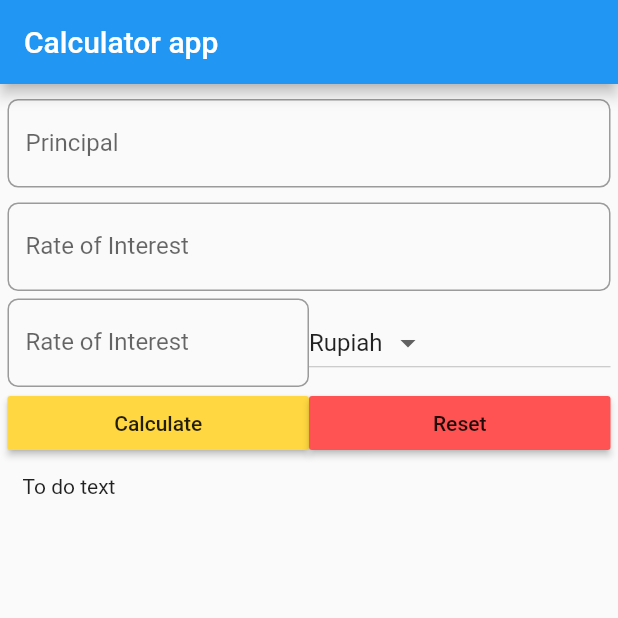
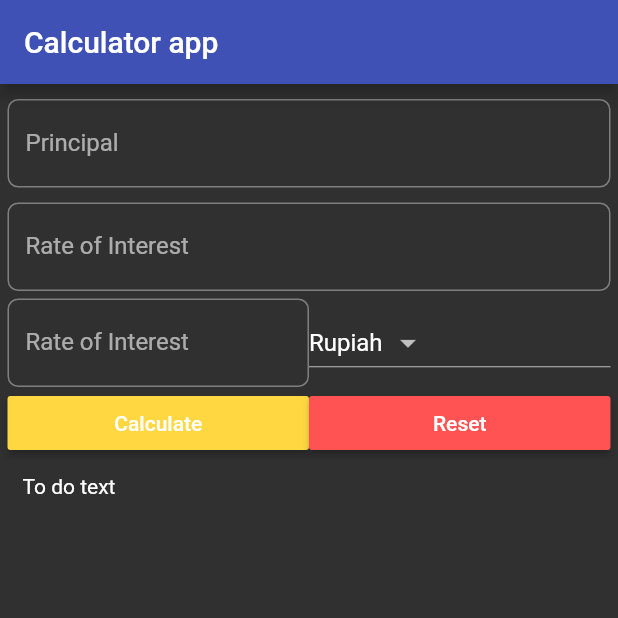
Before and after one commit to alfirajessica/UI_dart, a Flutter app: the screen it shows after launch, on a phone screen of 412 x 824 dp, the top half of it. Run offline on Flutter 3.47's test engine with Material 2 defaults, Android fonts, the phone set to English and light mode, and no system bars.

Commit message:
add theme

```diff
--- a/lib/main.dart
+++ b/lib/main.dart
@@ -58,7 +58,7 @@ class MyFlutterApp extends StatelessWidget {
 }
 ------ end of combine row and column ----------*/
 
-/*--------calculator -----------*/
+/*--------calculator  and theme-----------*/
 class MyFlutterApp extends StatelessWidget {
   @override
   Widget build(BuildContext context) {
@@ -71,6 +71,9 @@ class MyFlutterApp extends StatelessWidget {
           ),
           body: Calculator(), //isi,
         ),
-    );
+        theme: ThemeData(
+            brightness: Brightness.dark,
+            primaryColor: Colors.indigo,
+            accentColor: Colors.indigoAccent));
   }
 }
```
Lines whose indentation alone changed are shown as unchanged.
